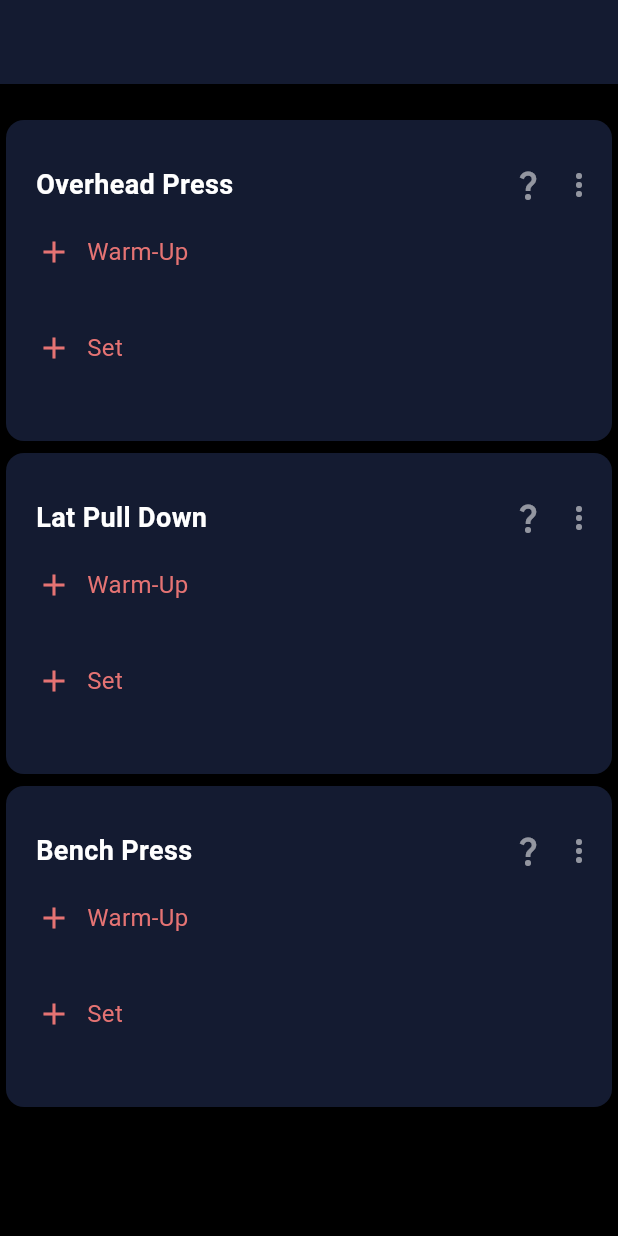
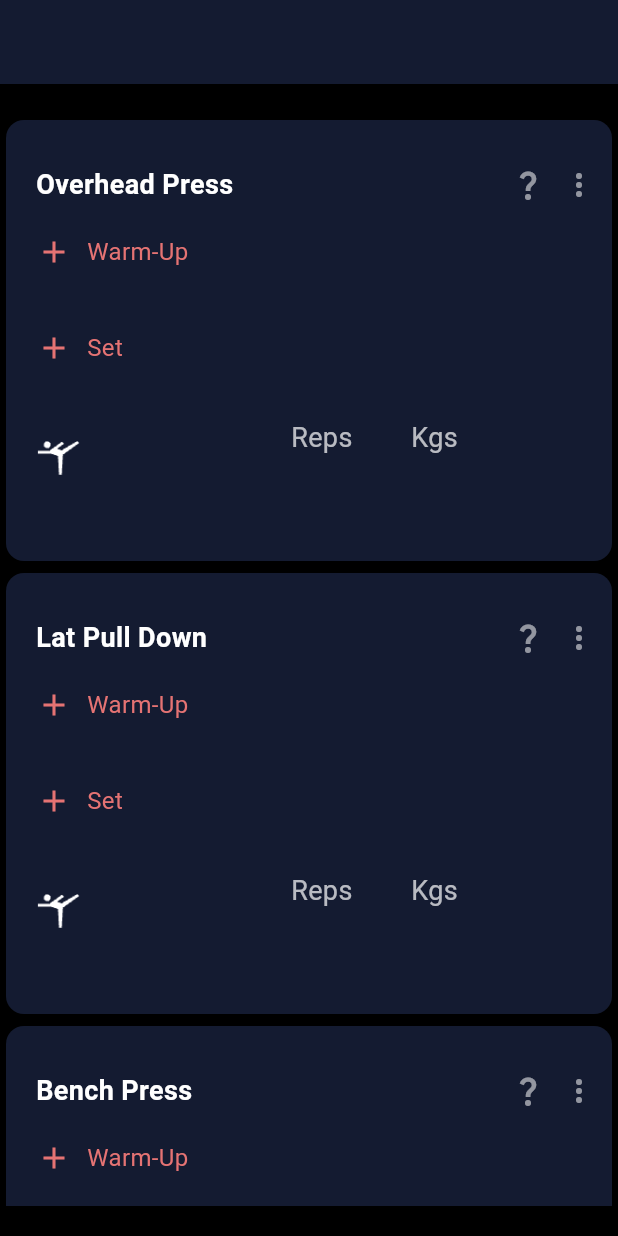
Before and after one commit to ArjunMalhotra07/rage_fit, a Flutter app: the screen it shows after launch, on a phone screen of 412 x 824 dp. Run offline on Flutter 3.47's test engine with Material 2 defaults, Android fonts, the phone set to English and light mode, and no system bars; our stand-ins replace freezed_annotation, top_snackbar_flutter.

Commit message:
Made separate module for pages

```diff
--- a/lib/main.dart
+++ b/lib/main.dart
@@ -1,6 +1,6 @@
 import 'package:flutter/material.dart';
 import 'package:provider/provider.dart';
-import 'package:rage_fit/views/home_page.dart';
+import 'package:rage_fit/views/pages/home_page.dart';
 
 import 'logic/provider/workout_provider.dart';
 
--- a/lib/views/home_page.dart
+++ b/lib/views/pages/home_page.dart
@@ -4,8 +4,10 @@ import 'package:rage_fit/models/work_out.dart';
 import 'package:rage_fit/views/templates/workout_tile.dart';
 import 'package:top_snackbar_flutter/custom_snack_bar.dart';
 import 'package:top_snackbar_flutter/top_snack_bar.dart';
-import '../logic/utils/constants.dart';
+import '../../logic/utils/constants.dart';
 import 'package:rage_fit/logic/provider/workout_provider.dart';
+
+import '../templates/workout_header_tile.dart';
 
 class MyHomePage extends StatefulWidget {
   const MyHomePage({super.key});
@@ -18,8 +20,7 @@ class _MyHomePageState extends State<MyHomePage> {
   @override
   Widget build(BuildContext context) {
     final workOutLogProvider = Provider.of<WorkOutLogProvider>(context);
-
-    print(workOutLogProvider.workouts);
+    final ValueNotifier<bool> isListEmpty = ValueNotifier<bool>(false);
     return Scaffold(
         appBar: AppBar(
           backgroundColor: appColors.cardColor,
@@ -92,57 +93,35 @@ class _MyHomePageState extends State<MyHomePage> {
                               ),
                             ),
                             const SizedBox(height: 20),
-                            // Row(
-                            //   mainAxisAlignment: MainAxisAlignment.spaceEvenly,
-                            //   children: [
-                            //     SizedBox(
-                            //       height: 30,
-                            //       width: 30,
-                            //       child: Image(
-                            //           image: const AssetImage('images/gym.png'),
-                            //           color: appColors.whiteColor),
-                            //     ),
-                            //     const SizedBox(width: 110),
-                            //     SizedBox(
-                            //       width: 60,
-                            //       child: Text(
-                            //         'Reps',
-                            //         style: appUtilities.textStyleFunc(),
-                            //       ),
-                            //     ),
-                            //     const SizedBox(width: 10),
-                            //     SizedBox(
-                            //       width: 70,
-                            //       child: Text(
-                            //         'Kgs',
-                            //         style: appUtilities.textStyleFunc(),
-                            //       ),
-                            //     ),
-                            //   ],
-                            // ),
+                            // const WorkoutHeaderTile(),
+
                             //! Warm Up List
                             SingleChildScrollView(
                               child: Column(
                                 children: [
+                                  if (workOutLogProvider.workouts.workOutsVar
+                                      .where((workout) =>
+                                          workout.workoutName == name)
+                                      .expand((workout) => workout.warmupRows)
+                                      .isEmpty)
+                                    //  isListEmpty.value = true;
+                                    Container()
+                                  else
                                     ...workOutLogProvider.workouts.workOutsVar
                                         .where((workout) =>
                                             workout.workoutName == name)
-                                      .expand((workout) => [
-                                            ...workout.warmupRows
-                                                .asMap()
-                                                .entries
+                                        .expand((workout) =>
+                                            workout.warmupRows.asMap().entries)
                                         .map((entry) {
                                       final index1 = entry.key;
                                       final row = entry.value;
                                       return WorkoutRowTile(
-                                                workOutName:
-                                                    listOfWorkOuts[index],
+                                        workOutName: listOfWorkOuts[index],
                                         index: index1,
                                         row: row,
                                         type: RowType.warmUp,
                                       );
                                     }),
-                                          ]),
                                 ],
                               ),
                             ),
@@ -178,6 +157,7 @@ class _MyHomePageState extends State<MyHomePage> {
                               ),
                             ),
                             const SizedBox(height: 20),
+                            const WorkoutHeaderTile(),
                             //! Sets List
                             SingleChildScrollView(
                               child: Column(
--- /dev/null
+++ b/lib/views/templates/workout_header_tile.dart
@@ -0,0 +1,45 @@
+import 'package:flutter/material.dart';
+
+import '../../logic/utils/constants.dart';
+
+class WorkoutHeaderTile extends StatelessWidget {
+  const WorkoutHeaderTile({super.key});
+
+  @override
+  Widget build(BuildContext context) {
+    return SizedBox(
+      height: 80,
+      child: Row(
+        crossAxisAlignment: CrossAxisAlignment.center,
+        mainAxisAlignment: MainAxisAlignment.start,
+        children: [
+          SizedBox(
+            height: 50,
+            width: 30,
+            child: Image(
+                image: const AssetImage('images/gym.png'),
+                color: appColors.whiteColor),
+          ),
+          const SizedBox(width: 140),
+          SizedBox(
+            width: 70,
+            height: 50,
+            child: Text(
+              'Reps',
+              style: appUtilities.textStyleFunc(),
+            ),
+          ),
+          const SizedBox(width: 10),
+          SizedBox(
+            width: 70,
+            height: 50,
+            child: Text(
+              'Kgs',
+              style: appUtilities.textStyleFunc(),
+            ),
+          ),
+        ],
+      ),
+    );
+  }
+}
```
Lines whose indentation alone changed are shown as unchanged.
